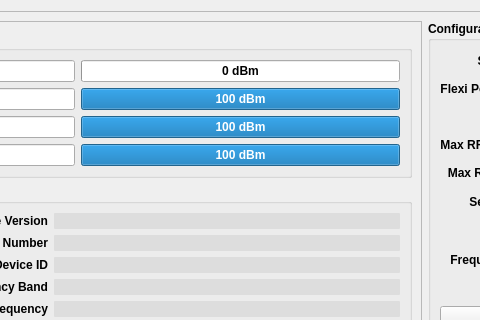
Before: the Qt Designer form ground/openpilotgcs/src/plugins/config/pipxtreme.ui in openpilot/OpenPilot, drawn with Qt 5; both pictures show x 113 to 593 and y 0 to 320 of the 840 by 724 pixel window.
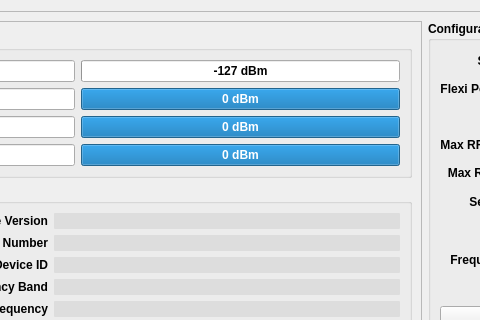
After: the same form once the commit is applied.

Commit message: Added additional status reporting to PipX config GUI.

What changed in the file:
```diff
--- a/ground/openpilotgcs/src/plugins/config/pipxtreme.ui
+++ b/ground/openpilotgcs/src/plugins/config/pipxtreme.ui
@@ -69,7 +69,7 @@
                <bool>true</bool>
               </property>
               <property name="format">
-               <string>%p dBm</string>
+               <string>%v dBm</string>
               </property>
              </widget>
             </item>
@@ -98,7 +98,7 @@
                <bool>true</bool>
               </property>
               <property name="format">
-               <string>%p dBm</string>
+               <string>%v dBm</string>
               </property>
              </widget>
             </item>
@@ -127,7 +127,7 @@
                <bool>true</bool>
               </property>
               <property name="format">
-               <string>%p dBm</string>
+               <string>%v dBm</string>
               </property>
              </widget>
             </item>
@@ -156,7 +156,7 @@
                <bool>true</bool>
               </property>
               <property name="format">
-               <string>%p dBm</string>
+               <string>%v dBm</string>
               </property>
              </widget>
             </item>
```
The commit also changes 1 other file.
